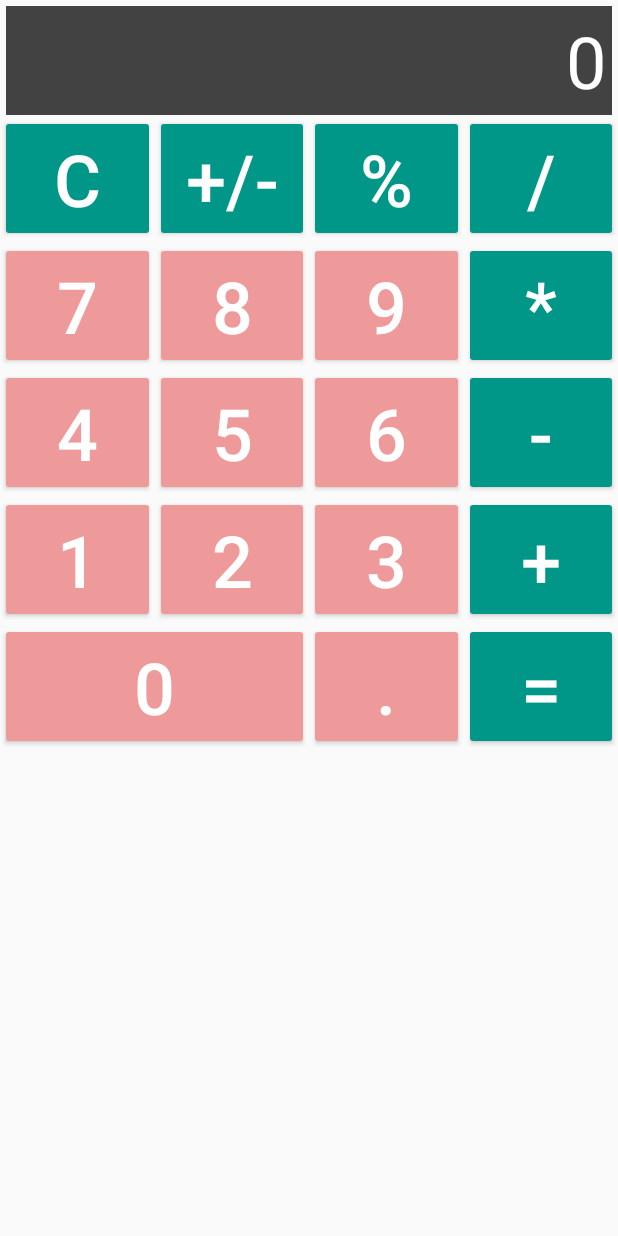
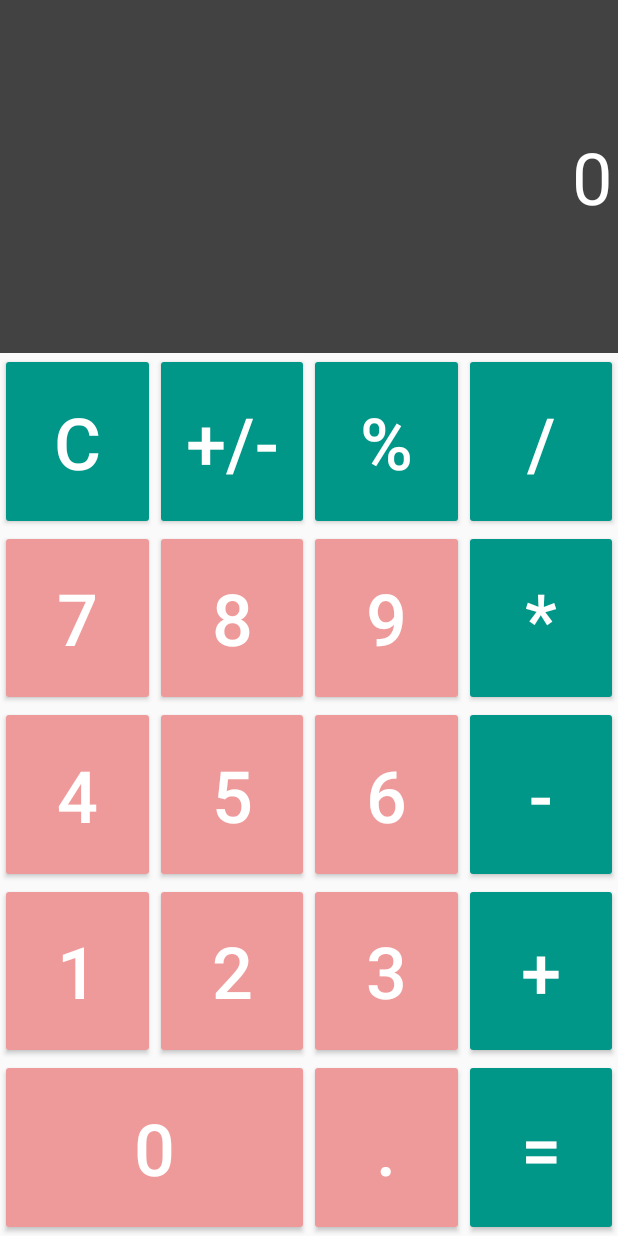
Before and after one commit to VityaJulin/Android_5.1.2, an Android app: the layout activity_main.xml on its own in the app's theme, with its tools: preview values and no code run, on a phone screen of 412 x 824 dp. Run offline under Robolectric (Android 15) with nearby library versions, the phone set to English and light mode, and no system bars.

Commit message:
change linear to constrain in engineer mode

```diff
--- a/app/src/main/java/com/example/android_312/MainActivity.java
+++ b/app/src/main/java/com/example/android_312/MainActivity.java
@@ -3,11 +3,11 @@ package com.example.android_312;
 import android.os.Bundle;
 import android.view.View;
 import android.widget.Button;
-import android.widget.CompoundButton;
 import android.widget.TextView;
 
 import androidx.appcompat.app.AppCompatActivity;
 
+import java.math.BigDecimal;
 import java.util.ArrayDeque;
 import java.util.ArrayList;
 import java.util.Arrays;
@@ -37,7 +37,7 @@ public class MainActivity extends AppCompatActivity {
     private Button minus;
     private Button division;
     private Button multiply;
-    private double calculate;
+    private BigDecimal calculate;
 
     @Override
     protected void onCreate(Bundle savedInstanceState) {
@@ -214,13 +214,13 @@ public class MainActivity extends AppCompatActivity {
         List<String> splitSigns = new ArrayList<>(Arrays.asList(inputSequence.toString().split("[0-9]*[.,]?[0-9]")));
 
         Queue<String> signs = new ArrayDeque<>();
-        Queue<Double> numbers = new ArrayDeque<>();
+        Queue<BigDecimal> numbers = new ArrayDeque<>();
 
         Iterator numberIterator = splitNumbers.iterator();
         Iterator signIterator = splitSigns.iterator();
 
         while (numberIterator.hasNext()) {
-            Double num = Double.valueOf((String) numberIterator.next());
+            BigDecimal num = new BigDecimal(Double.valueOf((String.valueOf(numberIterator.next()))));
             numbers.add(num);
         }
 
@@ -233,16 +233,16 @@ public class MainActivity extends AppCompatActivity {
         while (!signs.isEmpty()) {
             switch (signs.poll()) {
                 case "/":
-                    calculate /= numbers.poll();
+                    calculate = calculate.divide(numbers.poll());
                     break;
                 case "*":
-                    calculate *= numbers.poll();
+                    calculate = calculate.multiply(numbers.poll());
                     break;
                 case "-":
-                    calculate -= numbers.poll();
+                    calculate = calculate.subtract(numbers.poll());
                     break;
                 case "+":
-                    calculate += numbers.poll();
+                    calculate = calculate.add(numbers.poll());
                     break;
                 default:
                     break;
--- /dev/null
+++ b/app/src/main/res/drawable/button_shape.xml
@@ -0,0 +1,9 @@
+<?xml version="1.0" encoding="utf-8"?>
+<shape xmlns:android="http://schemas.android.com/apk/res/android"
+    android:shape="oval" >
+    <stroke
+        android:color="@color/colorDark"
+        android:width="10dp" />
+
+    <solid android:color="@color/colorAccent" />
+</shape>
--- a/app/src/main/res/layout-land/activity_main.xml
+++ b/app/src/main/res/layout-land/activity_main.xml
@@ -9,15 +9,16 @@
     <TextView
         android:id="@+id/calc_screen"
         android:layout_width="match_parent"
-        android:layout_height="wrap_content"
+        android:layout_height="0dp"
         android:layout_margin="@dimen/margin_size"
         android:background="@color/colorDark"
-        android:gravity="end"
+        android:gravity="end | center"
         android:hint="0"
         android:padding="@dimen/padding_size"
         android:textColor="@color/colorWhite"
         android:textColorHint="@color/colorWhite"
         android:textSize="@dimen/btn_text_size"
+        app:layout_constraintBottom_toTopOf="@id/btn_division"
         app:layout_constraintEnd_toStartOf="parent"
         app:layout_constraintTop_toTopOf="parent" />
 
@@ -54,7 +55,7 @@
         android:textSize="@dimen/text_size"
         app:layout_constraintBottom_toTopOf="@id/btn_clear"
         app:layout_constraintEnd_toStartOf="@id/cos_btn"
-        app:layout_constraintHorizontal_weight="1"
+        app:layout_constraintHorizontal_chainStyle="packed"
         app:layout_constraintStart_toStartOf="parent"
         app:layout_constraintTop_toBottomOf="@id/calc_screen" />
 
@@ -66,7 +67,6 @@
         android:textSize="@dimen/text_size"
         app:layout_constraintBottom_toTopOf="@id/sqrt_btn"
         app:layout_constraintEnd_toStartOf="@id/tg_btn"
-        app:layout_constraintHorizontal_weight="1"
         app:layout_constraintStart_toEndOf="@id/sin_btn"
         app:layout_constraintTop_toBottomOf="@id/calc_screen" />
 
@@ -78,7 +78,6 @@
         android:textSize="@dimen/text_size"
         app:layout_constraintBottom_toTopOf="@id/btn_sign"
         app:layout_constraintEnd_toStartOf="@id/ctg_btn"
-        app:layout_constraintHorizontal_weight="1"
         app:layout_constraintStart_toEndOf="@id/cos_btn"
         app:layout_constraintTop_toBottomOf="@id/calc_screen" />
 
@@ -90,7 +89,6 @@
         android:textSize="@dimen/text_size"
         app:layout_constraintBottom_toTopOf="@id/btn_percent"
         app:layout_constraintEnd_toStartOf="@id/guideline"
-        app:layout_constraintHorizontal_weight="1"
         app:layout_constraintStart_toEndOf="@id/tg_btn"
         app:layout_constraintTop_toBottomOf="@id/calc_screen" />
 
@@ -207,7 +205,6 @@
 
     <Button
         android:id="@+id/btn_5"
-        style="@style/Widget.AppCompat.Button"
         android:layout_width="0dp"
         android:layout_height="wrap_content"
         android:text="5"
@@ -245,7 +242,6 @@
 
     <Button
         android:id="@+id/btn_1"
-        style="@style/Widget.AppCompat.Button"
         android:layout_width="0dp"
         android:layout_height="wrap_content"
         android:text="1"
@@ -299,6 +295,7 @@
         android:layout_height="wrap_content"
         android:text="."
         android:textSize="@dimen/btn_text_size"
+        app:layout_constraintBottom_toBottomOf="parent"
         app:layout_constraintEnd_toStartOf="@id/btn_0"
         app:layout_constraintHorizontal_weight="1"
         app:layout_constraintStart_toEndOf="@id/guideline"
@@ -310,6 +307,7 @@
         android:layout_height="wrap_content"
         android:text="0"
         android:textSize="@dimen/btn_text_size"
+        app:layout_constraintBottom_toBottomOf="parent"
         app:layout_constraintEnd_toStartOf="@id/btn_plus"
         app:layout_constraintHorizontal_weight="1"
         app:layout_constraintStart_toEndOf="@id/btn_dot"
@@ -322,6 +320,7 @@
         android:layout_height="wrap_content"
         android:text="+"
         android:textSize="@dimen/btn_text_size"
+        app:layout_constraintBottom_toBottomOf="parent"
         app:layout_constraintEnd_toStartOf="@id/btn_result"
         app:layout_constraintHorizontal_weight="1"
         app:layout_constraintStart_toEndOf="@id/btn_0"
@@ -334,6 +333,7 @@
         android:layout_height="wrap_content"
         android:text="="
         android:textSize="@dimen/btn_text_size"
+        app:layout_constraintBottom_toBottomOf="parent"
         app:layout_constraintEnd_toEndOf="parent"
         app:layout_constraintHorizontal_weight="1"
         app:layout_constraintStart_toEndOf="@id/btn_plus"
--- a/app/src/main/res/layout/activity_main.xml
+++ b/app/src/main/res/layout/activity_main.xml
@@ -10,237 +10,275 @@
     <TextView
         android:id="@+id/calc_screen"
         android:layout_width="match_parent"
-        android:layout_height="wrap_content"
-        android:layout_margin="4dp"
+        android:layout_height="0dp"
         android:background="@color/colorDark"
-        android:gravity="end"
+        android:gravity="end |center"
         android:hint="0"
-        android:padding="4dp"
+        android:padding="@dimen/padding_size"
         android:textColor="@color/colorWhite"
         android:textColorHint="@color/colorWhite"
         android:textSize="@dimen/btn_text_size_big"
+        app:layout_constraintBottom_toTopOf="@id/btn_division"
+        app:layout_constraintEnd_toEndOf="parent"
         app:layout_constraintStart_toStartOf="parent"
-        app:layout_constraintTop_toTopOf="parent" />
+        app:layout_constraintTop_toTopOf="parent"
+        app:layout_constraintVertical_weight="2" />
 
 
     <Button
         android:id="@+id/btn_clear"
         style="@style/Widget.AppCompat.Button.Colored"
         android:layout_width="0dp"
-        android:layout_height="wrap_content"
-        android:layout_weight="1"
+        android:layout_height="0dp"
         android:text="c"
         android:textSize="@dimen/btn_text_size_big"
+        app:layout_constraintBottom_toTopOf="@id/btn_7"
         app:layout_constraintEnd_toStartOf="@id/btn_sign"
+        app:layout_constraintHorizontal_weight="1"
         app:layout_constraintStart_toStartOf="parent"
-        app:layout_constraintTop_toBottomOf="@id/calc_screen" />
+        app:layout_constraintTop_toBottomOf="@id/calc_screen"
+        app:layout_constraintVertical_weight="1" />
 
     <Button
         android:id="@+id/btn_sign"
         style="@style/Widget.AppCompat.Button.Colored"
         android:layout_width="0dp"
-        android:layout_height="wrap_content"
-        android:layout_weight="1"
+        android:layout_height="0dp"
         android:text="+/-"
         android:textSize="@dimen/btn_text_size_big"
+        app:layout_constraintBottom_toTopOf="@id/btn_8"
         app:layout_constraintEnd_toStartOf="@id/btn_percent"
+        app:layout_constraintHorizontal_weight="1"
         app:layout_constraintStart_toEndOf="@id/btn_clear"
-        app:layout_constraintTop_toBottomOf="@id/calc_screen" />
+        app:layout_constraintTop_toBottomOf="@id/calc_screen"
+        app:layout_constraintVertical_weight="1" />
 
     <Button
         android:id="@+id/btn_percent"
         style="@style/Widget.AppCompat.Button.Colored"
         android:layout_width="0dp"
-        android:layout_height="wrap_content"
-        android:layout_weight="1"
+        android:layout_height="0dp"
         android:text="%"
         android:textSize="@dimen/btn_text_size_big"
+        app:layout_constraintBottom_toTopOf="@id/btn_9"
         app:layout_constraintEnd_toStartOf="@id/btn_division"
+        app:layout_constraintHorizontal_weight="1"
         app:layout_constraintStart_toEndOf="@id/btn_sign"
-        app:layout_constraintTop_toBottomOf="@id/calc_screen" />
+        app:layout_constraintTop_toBottomOf="@id/calc_screen"
+        app:layout_constraintVertical_weight="1" />
 
     <Button
         android:id="@+id/btn_division"
         style="@style/Widget.AppCompat.Button.Colored"
         android:layout_width="0dp"
-        android:layout_height="wrap_content"
-        android:layout_weight="1"
+        android:layout_height="0dp"
         android:text="/"
         android:textSize="@dimen/btn_text_size_big"
+        app:layout_constraintBottom_toTopOf="@id/btn_multiply"
         app:layout_constraintEnd_toEndOf="parent"
+        app:layout_constraintHorizontal_weight="1"
         app:layout_constraintStart_toEndOf="@id/btn_percent"
-        app:layout_constraintTop_toBottomOf="@id/calc_screen" />
+        app:layout_constraintTop_toBottomOf="@id/calc_screen"
+        app:layout_constraintVertical_weight="1" />
 
 
     <Button
         android:id="@+id/btn_7"
         android:layout_width="0dp"
-        android:layout_height="wrap_content"
+        android:layout_height="0dp"
         android:text="7"
         android:textSize="@dimen/btn_text_size_big"
+        app:layout_constraintBottom_toTopOf="@id/btn_4"
         app:layout_constraintEnd_toStartOf="@id/btn_8"
         app:layout_constraintHorizontal_weight="1"
         app:layout_constraintStart_toStartOf="parent"
-        app:layout_constraintTop_toBottomOf="@id/btn_clear" />
+        app:layout_constraintTop_toBottomOf="@id/btn_clear"
+        app:layout_constraintVertical_weight="1" />
 
     <Button
         android:id="@+id/btn_8"
         android:layout_width="0dp"
-        android:layout_height="wrap_content"
+        android:layout_height="0dp"
         android:text="8"
         android:textSize="@dimen/btn_text_size_big"
+        app:layout_constraintBottom_toTopOf="@id/btn_5"
         app:layout_constraintEnd_toStartOf="@id/btn_9"
         app:layout_constraintHorizontal_weight="1"
         app:layout_constraintStart_toEndOf="@id/btn_7"
-        app:layout_constraintTop_toBottomOf="@id/btn_sign" />
+        app:layout_constraintTop_toBottomOf="@id/btn_sign"
+        app:layout_constraintVertical_weight="1" />
 
     <Button
         android:id="@+id/btn_9"
         android:layout_width="0dp"
-        android:layout_height="wrap_content"
+        android:layout_height="0dp"
         android:text="9"
         android:textSize="@dimen/btn_text_size_big"
+        app:layout_constraintBottom_toTopOf="@id/btn_6"
         app:layout_constraintEnd_toStartOf="@id/btn_multiply"
         app:layout_constraintHorizontal_weight="1"
         app:layout_constraintStart_toEndOf="@id/btn_8"
-        app:layout_constraintTop_toBottomOf="@id/btn_percent" />
+        app:layout_constraintTop_toBottomOf="@id/btn_percent"
+        app:layout_constraintVertical_weight="1" />
 
     <Button
         android:id="@+id/btn_multiply"
         style="@style/Widget.AppCompat.Button.Colored"
         android:layout_width="0dp"
-        android:layout_height="wrap_content"
+        android:layout_height="0dp"
         android:text="*"
         android:textSize="@dimen/btn_text_size_big"
+        app:layout_constraintBottom_toTopOf="@id/btn_minus"
         app:layout_constraintEnd_toEndOf="parent"
         app:layout_constraintHorizontal_weight="1"
         app:layout_constraintStart_toEndOf="@id/btn_9"
-        app:layout_constraintTop_toBottomOf="@id/btn_division" />
+        app:layout_constraintTop_toBottomOf="@id/btn_division"
+        app:layout_constraintVertical_weight="1" />
 
     <Button
         android:id="@+id/btn_4"
         android:layout_width="0dp"
-        android:layout_height="wrap_content"
+        android:layout_height="0dp"
         android:text="4"
         android:textSize="@dimen/btn_text_size_big"
+        app:layout_constraintBottom_toTopOf="@id/btn_1"
         app:layout_constraintEnd_toStartOf="@id/btn_5"
         app:layout_constraintHorizontal_weight="1"
         app:layout_constraintStart_toStartOf="parent"
-        app:layout_constraintTop_toBottomOf="@id/btn_7" />
+        app:layout_constraintTop_toBottomOf="@id/btn_7"
+        app:layout_constraintVertical_weight="1" />
 
     <Button
         android:id="@+id/btn_5"
-        style="@style/Widget.AppCompat.Button"
         android:layout_width="0dp"
-        android:layout_height="wrap_content"
+        android:layout_height="0dp"
         android:text="5"
         android:textSize="@dimen/btn_text_size_big"
+        app:layout_constraintBottom_toTopOf="@id/btn_2"
         app:layout_constraintEnd_toStartOf="@id/btn_6"
         app:layout_constraintHorizontal_weight="1"
         app:layout_constraintStart_toEndOf="@id/btn_4"
-        app:layout_constraintTop_toBottomOf="@id/btn_8" />
+        app:layout_constraintTop_toBottomOf="@id/btn_8"
+        app:layout_constraintVertical_weight="1" />
 
     <Button
         android:id="@+id/btn_6"
         android:layout_width="0dp"
-        android:layout_height="wrap_content"
+        android:layout_height="0dp"
         android:text="6"
         android:textSize="@dimen/btn_text_size_big"
+        app:layout_constraintBottom_toTopOf="@id/btn_3"
         app:layout_constraintEnd_toStartOf="@id/btn_minus"
         app:layout_constraintHorizontal_weight="1"
         app:layout_constraintStart_toEndOf="@id/btn_5"
-        app:layout_constraintTop_toBottomOf="@id/btn_9" />
+        app:layout_constraintTop_toBottomOf="@id/btn_9"
+        app:layout_constraintVertical_weight="1" />
 
     <Button
         android:id="@+id/btn_minus"
         style="@style/Widget.AppCompat.Button.Colored"
         android:layout_width="0dp"
-        android:layout_height="wrap_content"
+        android:layout_height="0dp"
         android:text="-"
         android:textSize="@dimen/btn_text_size_big"
+        app:layout_constraintBottom_toTopOf="@id/btn_plus"
         app:layout_constraintEnd_toEndOf="parent"
         app:layout_constraintHorizontal_weight="1"
         app:layout_constraintStart_toEndOf="@id/btn_6"
-        app:layout_constraintTop_toBottomOf="@id/btn_multiply" />
+        app:layout_constraintTop_toBottomOf="@id/btn_multiply"
+        app:layout_constraintVertical_weight="1" />
 
     <Button
         android:id="@+id/btn_1"
-        style="@style/Widget.AppCompat.Button"
         android:layout_width="0dp"
-        android:layout_height="wrap_content"
+        android:layout_height="0dp"
         android:text="1"
         android:textSize="@dimen/btn_text_size_big"
+        app:layout_constraintBottom_toTopOf="@id/btn_0"
         app:layout_constraintEnd_toStartOf="@id/btn_2"
         app:layout_constraintHorizontal_weight="1"
         app:layout_constraintStart_toStartOf="parent"
-        app:layout_constraintTop_toBottomOf="@id/btn_4" />
+        app:layout_constraintTop_toBottomOf="@id/btn_4"
+        app:layout_constraintVertical_weight="1" />
 
     <Button
         android:id="@+id/btn_2"
         android:layout_width="0dp"
-        android:layout_height="wrap_content"
+        android:layout_height="0dp"
         android:text="2"
         android:textSize="@dimen/btn_text_size_big"
+        app:layout_constraintBottom_toTopOf="@id/btn_0"
         app:layout_constraintEnd_toStartOf="@id/btn_3"
         app:layout_constraintHorizontal_weight="1"
         app:layout_constraintStart_toEndOf="@id/btn_1"
-        app:layout_constraintTop_toBottomOf="@id/btn_5" />
+        app:layout_constraintTop_toBottomOf="@id/btn_5"
+        app:layout_constraintVertical_weight="1" />
 
     <Button
         android:id="@+id/btn_3"
         android:layout_width="0dp"
-        android:layout_height="wrap_content"
+        android:layout_height="0dp"
         android:text="3"
         android:textSize="@dimen/btn_text_size_big"
+        app:layout_constraintBottom_toTopOf="@id/btn_dot"
         app:layout_constraintEnd_toStartOf="@id/btn_plus"
         app:layout_constraintHorizontal_weight="1"
         app:layout_constraintStart_toEndOf="@id/btn_2"
-        app:layout_constraintTop_toBottomOf="@id/btn_6" />
+        app:layout_constraintTop_toBottomOf="@id/btn_6"
+        app:layout_constraintVertical_weight="1" />
 
     <Button
         android:id="@+id/btn_plus"
         style="@style/Widget.AppCompat.Button.Colored"
         android:layout_width="0dp"
-        android:layout_height="wrap_content"
+        android:layout_height="0dp"
         android:text="+"
         android:textSize="@dimen/btn_text_size_big"
+        app:layout_constraintBottom_toTopOf="@id/btn_result"
         app:layout_constraintEnd_toEndOf="parent"
         app:layout_constraintHorizontal_weight="1"
         app:layout_constraintStart_toEndOf="@id/btn_3"
-        app:layout_constraintTop_toBottomOf="@id/btn_minus" />
+        app:layout_constraintTop_toBottomOf="@id/btn_minus"
+        app:layout_constraintVertical_weight="1" />
 
     <Button
         android:id="@+id/btn_0"
         android:layout_width="0dp"
-        android:layout_height="wrap_content"
+        android:layout_height="0dp"
         android:text="0"
         android:textSize="@dimen/btn_text_size_big"
+        app:layout_constraintBottom_toBottomOf="parent"
         app:layout_constraintEnd_toStartOf="@id/btn_dot"
         app:layout_constraintHorizontal_weight="2"
         app:layout_constraintStart_toStartOf="parent"
-        app:layout_constraintTop_toBottomOf="@id/btn_1" />
+        app:layout_constraintTop_toBottomOf="@id/btn_1"
+        app:layout_constraintVertical_weight="1" />
 
     <Button
         android:id="@+id/btn_dot"
         android:layout_width="0dp"
-        android:layout_height="wrap_content"
+        android:layout_height="0dp"
         android:text="."
         android:textSize="@dimen/btn_text_size_big"
+        app:layout_constraintBottom_toBottomOf="parent"
         app:layout_constraintEnd_toStartOf="@id/btn_result"
         app:layout_constraintHorizontal_weight="1"
         app:layout_constraintStart_toEndOf="@id/btn_0"
-        app:layout_constraintTop_toBottomOf="@id/btn_2" />
+        app:layout_constraintTop_toBottomOf="@id/btn_2"
+        app:layout_constraintVertical_weight="1" />
 
     <Button
         android:id="@+id/btn_result"
         style="@style/Widget.AppCompat.Button.Colored"
         android:layout_width="0dp"
-        android:layout_height="wrap_content"
+        android:layout_height="0dp"
         android:text="="
         android:textSize="@dimen/btn_text_size_big"
+        app:layout_constraintBottom_toBottomOf="parent"
         app:layout_constraintEnd_toEndOf="parent"
         app:layout_constraintHorizontal_weight="1"
         app:layout_constraintStart_toEndOf="@id/btn_dot"
-        app:layout_constraintTop_toBottomOf="@id/btn_3" />
+        app:layout_constraintTop_toBottomOf="@id/btn_plus"
+        app:layout_constraintVertical_weight="1" />
 
 </androidx.constraintlayout.widget.ConstraintLayout>
--- a/app/src/main/res/values/ic_launcher_calc_background.xml
+++ /dev/null
@@ -1,4 +0,0 @@
-<?xml version="1.0" encoding="utf-8"?>
-<resources>
-    <color name="ic_launcher_calc_background">#424242</color>
-</resources>
--- a/app/src/main/res/values/styles.xml
+++ b/app/src/main/res/values/styles.xml
@@ -1,13 +1,15 @@
 <resources>
 
     <!-- Base application theme. -->
-    <style name="AppTheme" parent="Theme.AppCompat.Light">
+    <style name="AppTheme" parent="Theme.AppCompat.Light.NoActionBar">
         <!-- Customize your theme here. -->
         <item name="colorPrimary">@color/colorPrimary</item>
         <item name="colorPrimaryDark">@color/colorPrimaryDark</item>
         <item name="colorAccent">@color/colorAccent</item>
         <item name="android:textColorPrimary">#ffffff</item>
-        <item name="colorButtonNormal">#EF9A9A</item>
+        <item name="android:colorButtonNormal">#EF9A9A</item>
+        <item name="android:textColor">@color/colorWhite</item>
+        <item name="android:buttonStyle">@style/Widget.AppCompat.Button</item>
     </style>
 
 </resources>
```
